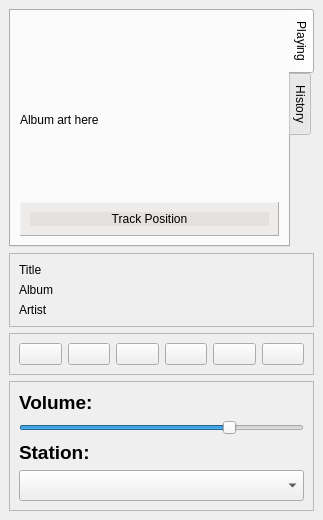
Qt form UI-Layouts/qAndora.ui (JeffHoogland/qAndora) before a commit.
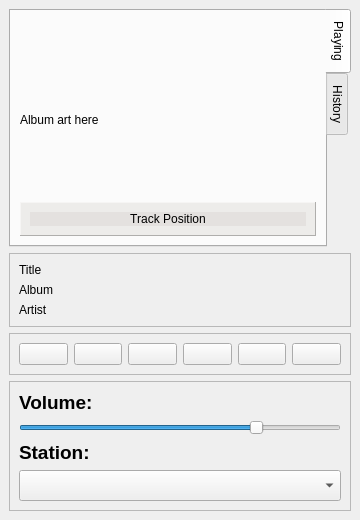
The same form after that commit. Icons and pictures are not drawn.

```diff
--- a/UI-Layouts/qAndora.ui
+++ b/UI-Layouts/qAndora.ui
@@ -6,13 +6,13 @@
    <rect>
     <x>0</x>
     <y>0</y>
-    <width>323</width>
+    <width>360</width>
     <height>520</height>
    </rect>
   </property>
   <property name="minimumSize">
    <size>
-    <width>323</width>
+    <width>360</width>
     <height>520</height>
    </size>
   </property>
```
